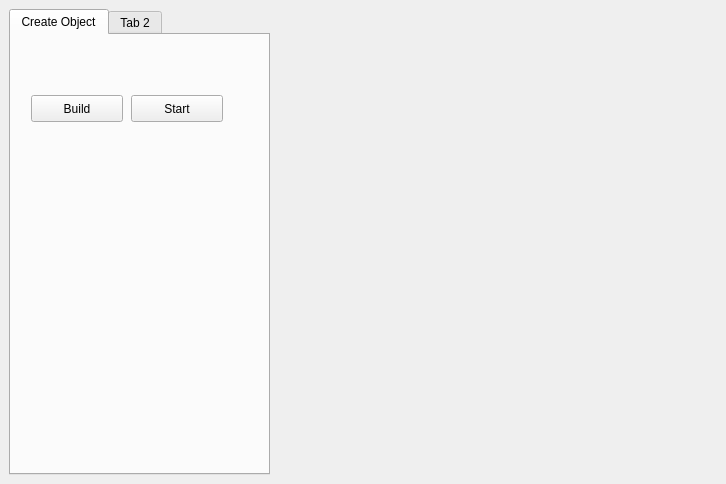
Before: the Qt Designer form src/editor/editorwindow.ui in edvorg/cpp-drash, drawn with Qt 5.
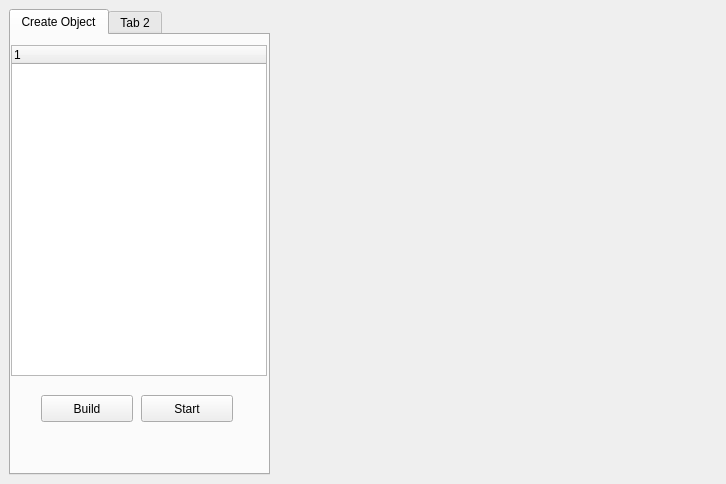
After: the same form once the commit is applied. Custom widgets are drawn as their Qt base class.

Commit message: New Class SceneEditor

```diff
--- a/src/editor/editorwindow.ui
+++ b/src/editor/editorwindow.ui
@@ -45,8 +45,8 @@
        <widget class="QPushButton" name="pushButton">
         <property name="geometry">
          <rect>
-          <x>120</x>
-          <y>60</y>
+          <x>130</x>
+          <y>360</y>
           <width>92</width>
           <height>27</height>
          </rect>
@@ -58,8 +58,8 @@
        <widget class="QPushButton" name="pushButton_2">
         <property name="geometry">
          <rect>
-          <x>20</x>
-          <y>60</y>
+          <x>30</x>
+          <y>360</y>
           <width>92</width>
           <height>27</height>
          </rect>
@@ -68,6 +68,21 @@
          <string>Build</string>
         </property>
        </widget>
+       <widget class="QTreeWidget" name="mTreeObjects">
+        <property name="geometry">
+         <rect>
+          <x>0</x>
+          <y>10</y>
+          <width>256</width>
+          <height>331</height>
+         </rect>
+        </property>
+        <column>
+         <property name="text">
+          <string notr="true">1</string>
+         </property>
+        </column>
+       </widget>
       </widget>
       <widget class="QWidget" name="tab_2">
        <attribute name="title">
```
The commit also changes 5 other files.
